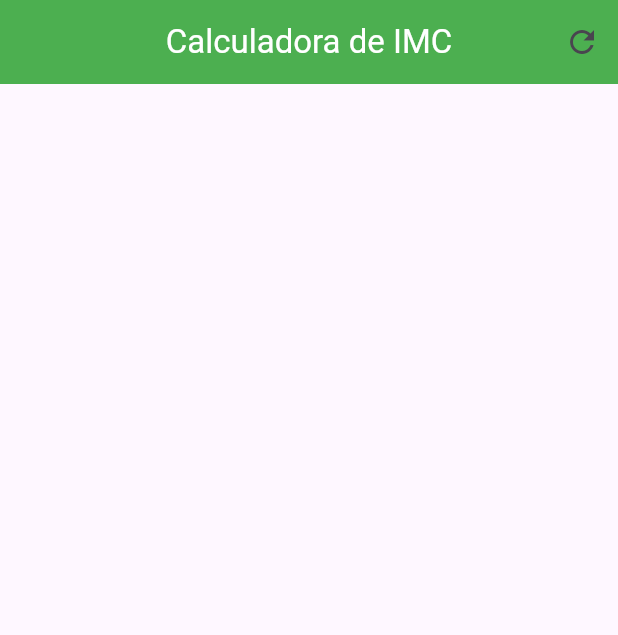
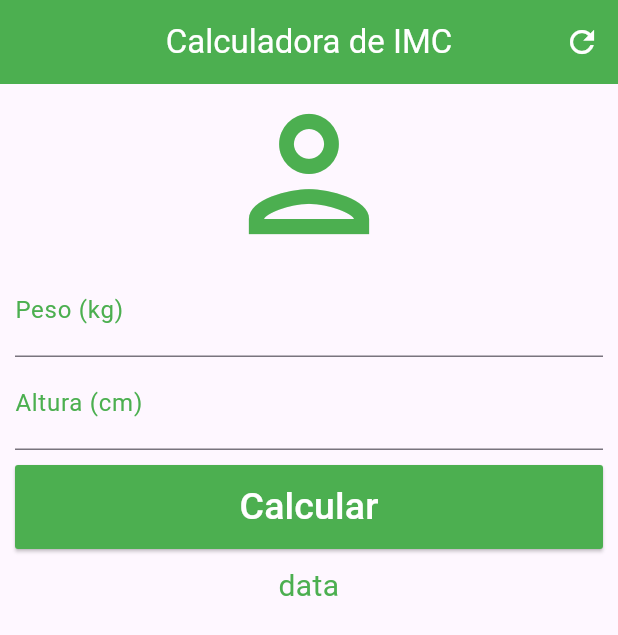
Before and after one commit to Manrick-Lazaro/calculadora-de-IMC, a Flutter app: the screen it shows after launch, on a phone screen of 412 x 824 dp. Shown: the top 635 px of the screen. Run offline on Flutter 3.47's test engine with Material 3 defaults, Android fonts, the light colour scheme and no system bars.

Commit message:
feat: Implementa a parte visual do form.

```diff
--- a/lib/main.dart
+++ b/lib/main.dart
@@ -22,7 +22,61 @@
         ),
         backgroundColor: Colors.green,
         centerTitle: true,
-        actions: [IconButton(onPressed: () {}, icon: Icon(Icons.refresh))],
+        actions: [
+          IconButton(
+            onPressed: () {},
+            icon: Icon(Icons.refresh, color: Colors.white),
+          ),
+        ],
+      ),
+      body: SingleChildScrollView(
+        padding: EdgeInsets.symmetric(horizontal: 10),
+        child: Column(
+          crossAxisAlignment: CrossAxisAlignment.stretch,
+          children: [
+            Icon(Icons.person_outlined, size: 120, color: Colors.green),
+            TextField(
+              keyboardType: TextInputType.number,
+              decoration: InputDecoration(
+                label: Text('Peso (kg)'),
+                labelStyle: TextStyle(color: Colors.green),
+              ),
+              textAlign: TextAlign.center,
+              style: TextStyle(color: Colors.green, fontSize: 20),
+            ),
+            TextField(
+              keyboardType: TextInputType.number,
+              decoration: InputDecoration(
+                label: Text('Altura (cm)'),
+                labelStyle: TextStyle(color: Colors.green),
+              ),
+              textAlign: TextAlign.center,
+              style: TextStyle(color: Colors.green, fontSize: 20),
+            ),
+            Padding(
+              padding: const EdgeInsets.symmetric(vertical: 10),
+              child: ElevatedButton(
+                onPressed: () {},
+                style: ElevatedButton.styleFrom(
+                  backgroundColor: Colors.green,
+                  shape: RoundedRectangleBorder(
+                    borderRadius: BorderRadius.circular(2),
+                  ),
+                  padding: EdgeInsets.symmetric(vertical: 10),
+                ),
+                child: Text(
+                  'Calcular',
+                  style: TextStyle(color: Colors.white, fontSize: 25),
+                ),
+              ),
+            ),
+            Text(
+              'data',
+              style: TextStyle(fontSize: 20, color: Colors.green),
+              textAlign: TextAlign.center,
+            ),
+          ],
+        ),
       ),
     );
   }
```
